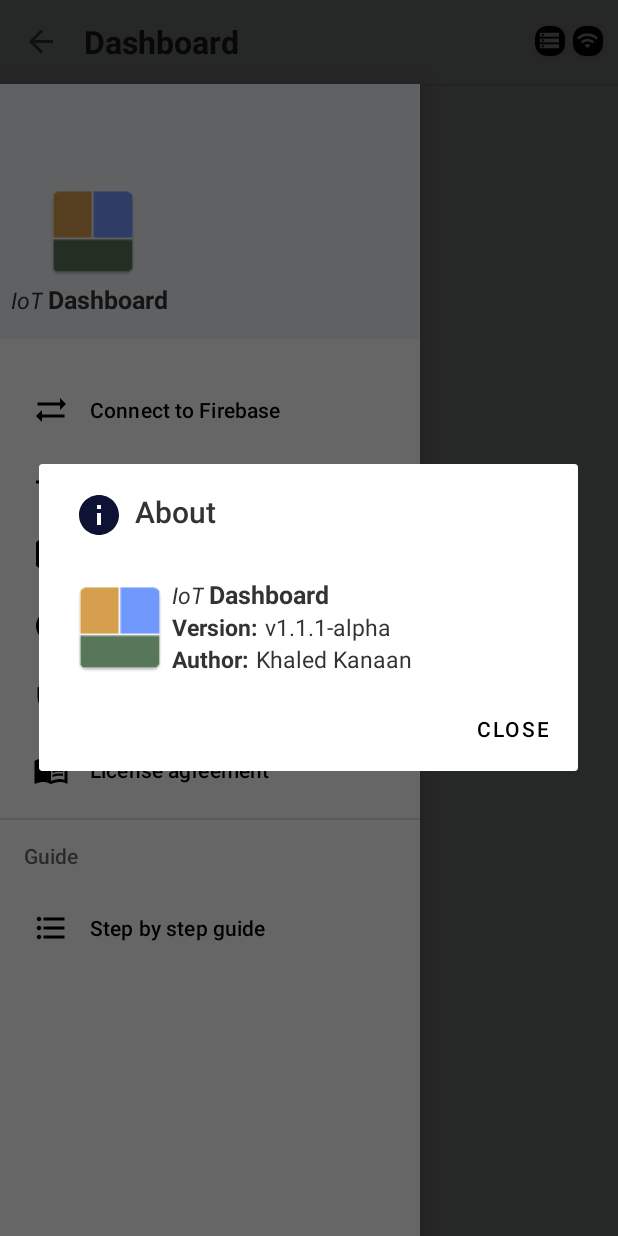
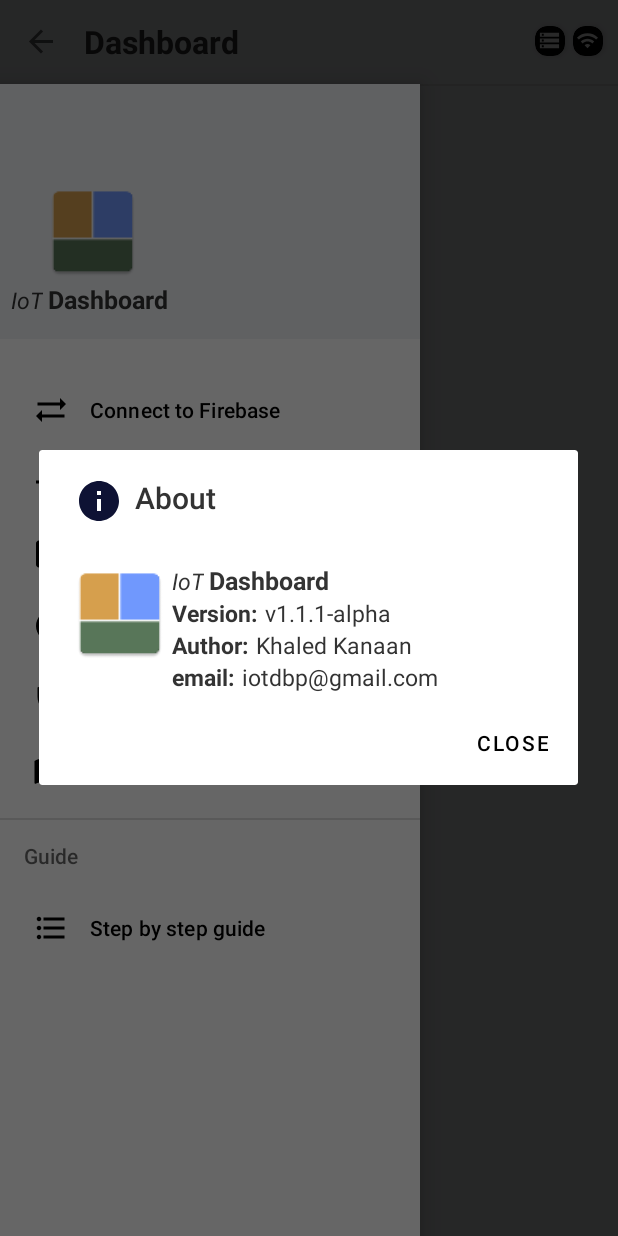
Before and after one commit to KhaledKanaan/IoTDashboard, an Android app: the screen it shows after launch once a user with an empty profile is signed in (MainActivity), after a tap on "About", on a phone screen of 412 x 824 dp. Run offline under Robolectric (Android 15) with nearby library versions, the phone set to English and light mode, and no system bars; our stand-ins replace Firebase (no records; nobody signed in at launch, a user with empty details on screens opened directly); 1 other tap on this screen came first.

Commit message:
v1.1.1-alpha

```diff
--- a/app/build.gradle
+++ b/app/build.gradle
@@ -5,14 +5,14 @@ plugins {
 }
 
 android {
-    compileSdkVersion 31
+    compileSdkVersion 33
     buildToolsVersion "29.0.3"
 
     defaultConfig {
 
         applicationId "com.kandroid.iotdashboard"
         minSdkVersion 26
-        targetSdkVersion 31
+        targetSdkVersion 33
         versionCode 1
         versionName "1.0"
 
@@ -74,6 +74,8 @@ dependencies {
     implementation 'org.apache.commons:commons-text:1.9'
 
     implementation 'com.obsez.android.lib.filechooser:filechooser:1.1.19'
+
+    implementation "androidx.core:core:1.9.0"
 }
 
 repositories {
--- a/app/src/main/res/layout/about.xml
+++ b/app/src/main/res/layout/about.xml
@@ -128,6 +128,37 @@
 
             </LinearLayout>
 
+            <LinearLayout
+                android:layout_width="wrap_content"
+                android:layout_height="wrap_content"
+                android:layout_marginStart="2dp"
+                android:orientation="horizontal">
+
+                <TextView
+                    android:layout_width="wrap_content"
+                    android:layout_height="wrap_content"
+                    android:layout_marginStart="5dp"
+                    android:text="email:"
+                    android:textColor="@color/color_6"
+                    android:textSize="15.5sp"
+                    android:textStyle="bold"
+                    >
+
+                </TextView>
+
+                <TextView
+                    android:layout_width="wrap_content"
+                    android:layout_height="wrap_content"
+                    android:layout_marginStart="5dp"
+                    android:text="iotdbp@gmail.com"
+                    android:textColor="@color/color_6"
+                    android:textSize="15.5sp"
+                    >
+
+                </TextView>
+
+            </LinearLayout>
+
 
         </LinearLayout>
 
--- a/app/src/main/res/layout/activity_declaration.xml
+++ b/app/src/main/res/layout/activity_declaration.xml
@@ -36,7 +36,7 @@
                 android:layout_width="match_parent"
                 android:layout_height="wrap_content"
                 android:textSize="15sp"
-                android:text=" By using IoTDashboard App, you confirm that you read and agreed to the End-User License Agreement (EULA) and to the Privacy Policy linked below.">
+                android:text=" By using IoTDashboard App, you confirm that you have read and agreed to the End-User License Agreement (EULA) and to the Privacy Policy listed below.">
             </TextView>
 
             <TextView
```
Also changed, not shown: app/src/main/java/com/kandroid/iotdashboard/AnalogTopicConfigurationActivity.java (+26 -4 lines), app/src/main/java/com/kandroid/iotdashboard/DigitalTopicConfigurationActivity.java (+33 -5 lines), app/src/main/java/com/kandroid/iotdashboard/MainActivity.java (+13 -12 lines), app/src/main/java/com/kandroid/iotdashboard/MultiStateTopicConfigurationActivity.java (+33 -5 lines), app/src/main/java/com/kandroid/iotdashboard/Topics.java (+9 -6 lines), 3 other files.
